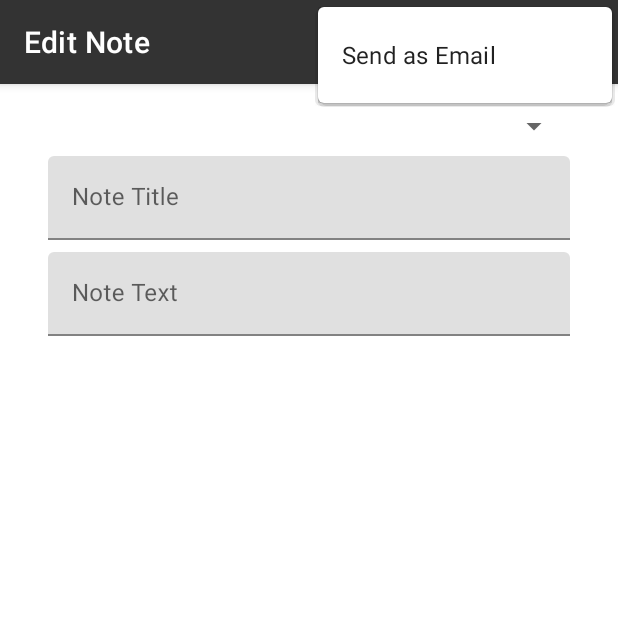
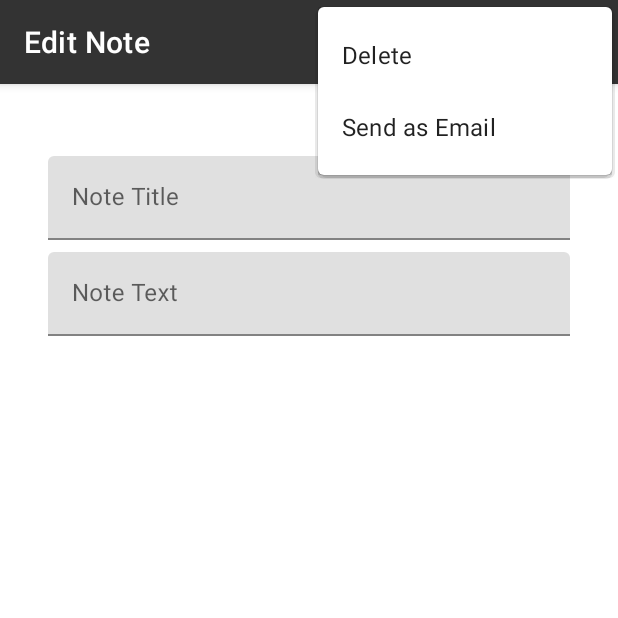
Before and after one commit to Crucialjun/NoteKeeperKotlin, an Android app: the NoteFragment screen opened through its navigation route, with the options menu open, on a phone screen of 412 x 824 dp, the top half of it. Run offline under Robolectric (Android 15) with nearby library versions, the phone set to English and light mode, and no system bars.

```diff
--- a/app/src/main/java/com/example/notekeeperkotlin/NoteFragment.kt
+++ b/app/src/main/java/com/example/notekeeperkotlin/NoteFragment.kt
@@ -3,7 +3,6 @@ package com.example.notekeeperkotlin
 import android.content.ContentValues
 import android.content.Intent
 import android.database.Cursor
-import android.net.Uri
 import android.os.Bundle
 import android.view.*
 import android.widget.SimpleCursorAdapter
@@ -275,6 +274,11 @@ class NoteFragment : Fragment(), LoaderManager.LoaderCallbacks<Cursor> {
                 moveNext()
                 return true
             }
+            R.id.action_delete -> {
+                deleteFromSqDatabase()
+                requireActivity().onBackPressed()
+                return true
+            }
             else -> super.onOptionsItemSelected(item)
         }
     }
@@ -411,13 +415,13 @@ class NoteFragment : Fragment(), LoaderManager.LoaderCallbacks<Cursor> {
     private fun createLoaderCourses(): CursorLoader {
         coursesQueryFinished = false
 
-        val uri = Uri.parse("content://com.example.notekeeperkotlin.provider")
+        val uri = NoteKeeperProviderContract().Courses().CONTENT_URI
+        val courseColumns = arrayOf(
+            NoteKeeperProviderContract().Courses().COLUMN_COURSE_TITLE,
+            NoteKeeperProviderContract().Courses().COLUMN_COURSE_ID,
+            NoteKeeperProviderContract().Courses()._ID,
 
-        val courseColumns = arrayOf(
-            CourseInfoEntry.COLUMN_COURSE_TITLE,
-            CourseInfoEntry.COLUMN_COURSE_ID,
-            CourseInfoEntry._ID
-        )
+            )
 
         return object : CursorLoader(
             requireContext(),
@@ -425,8 +429,10 @@ class NoteFragment : Fragment(), LoaderManager.LoaderCallbacks<Cursor> {
             courseColumns,
             null,
             null,
-            CourseInfoEntry.COLUMN_COURSE_TITLE
-        ) {}
+            NoteKeeperProviderContract().Courses().COLUMN_COURSE_TITLE
+        ) {
+
+        }
 
 
 //        return object : CursorLoader(requireContext()) {
--- a/app/src/main/java/com/example/notekeeperkotlin/NoteKeeperProviderContract.kt
+++ b/app/src/main/java/com/example/notekeeperkotlin/NoteKeeperProviderContract.kt
@@ -3,9 +3,9 @@ package com.example.notekeeperkotlin
 import android.net.Uri
 import android.provider.BaseColumns
 
-object NoteKeeperProviderContract {
-    const val AUTHORITY = "com.example.notekeeperkotlin.provider"
-    val AUTHORITY_URI: Uri = Uri.parse("content://$AUTHORITY")
+class NoteKeeperProviderContract {
+    val authority: String = "com.example.notekeeperkotlin.provider"
+    val authorityUri: Uri = Uri.parse("content://$authority")
 
     interface CourseColumns {
 
@@ -26,7 +26,7 @@ object NoteKeeperProviderContract {
 
     }
 
-    interface Columns_Course_Id {
+    interface CoursesIdColumns {
 
         companion object {
             const val COLUMN_COURSE_ID = "course_id"
@@ -36,22 +36,28 @@ object NoteKeeperProviderContract {
 
     }
 
-    object Courses : CourseColumns, BaseColumns, Columns_Course_Id {
-        const val PATH = "courses"
+    inner class Courses : CourseColumns, BaseColumns, CoursesIdColumns {
+        val PATH = "courses"
 
         //content://com.example.notekeeperkotlin.provider/course
-        val CONTENT_URI = Uri.withAppendedPath(AUTHORITY_URI, PATH)
+        val CONTENT_URI: Uri = Uri.withAppendedPath(authorityUri, PATH)
+        val COLUMN_COURSE_TITLE = CourseColumns.COLUMN_COURSE_TITLE
+        val COLUMN_COURSE_ID = CoursesIdColumns.COLUMN_COURSE_ID
+        val _ID = BaseColumns._ID
     }
 
-    object Notes : NoteColumns, BaseColumns, Columns_Course_Id, CourseColumns {
-        const val PATH = "notes"
+    inner class Notes : NoteColumns, BaseColumns, CoursesIdColumns, CourseColumns {
+        val PATH = "notes"
 
-        //content://com.example.notekeeperkotlin.provider/course
-        val CONTENT_URI = Uri.withAppendedPath(AUTHORITY_URI, PATH)
-        const val COLUMN_COURSE_TITLE = CourseColumns.COLUMN_COURSE_TITLE
-        const val COLUMN_NOTE_TITLE = NoteColumns.COLUMN_NOTE_TITLE
-        const val PATH_EXPANDED = "notes_expanded"
-        val CONTENT_EXPANDED_URI = Uri.withAppendedPath(AUTHORITY_URI, PATH_EXPANDED)
+        //content://com.example.notekeeperkotlin.provider/notes
+        val CONTENT_URI = Uri.withAppendedPath(authorityUri, PATH)
+        val COLUMN_COURSE_TITLE = CourseColumns.COLUMN_COURSE_TITLE
+        val COLUMN_NOTE_TITLE = NoteColumns.COLUMN_NOTE_TITLE
+        val COLUMN_NOTE_TEXT = NoteColumns.COLUMN_NOTE_TEXT
+        val PATH_EXPANDED = "notes_expanded"
+        val CONTENT_EXPANDED_URI: Uri = Uri.withAppendedPath(authorityUri, PATH_EXPANDED)
+        val _ID = BaseColumns._ID
+        val COLUMN_COURSE_ID = CoursesIdColumns.COLUMN_COURSE_ID
     }
 
 
--- a/app/src/main/java/com/example/notekeeperkotlin/NoteListFragment.kt
+++ b/app/src/main/java/com/example/notekeeperkotlin/NoteListFragment.kt
@@ -10,8 +10,6 @@ import androidx.loader.content.Loader
 import androidx.navigation.findNavController
 import androidx.recyclerview.widget.LinearLayoutManager
 import androidx.recyclerview.widget.RecyclerView
-import com.example.notekeeperkotlin.NoteKeeperDatabaseContract.NoteInfoEntry
-import com.example.notekeeperkotlin.NoteKeeperProviderContract.Notes
 import com.google.android.material.floatingactionbutton.FloatingActionButton
 
 /**
@@ -100,24 +98,30 @@ class NoteListFragment : Fragment(), LoaderManager.LoaderCallbacks<Cursor> {
             //val db = dbOpenHelper.readableDatabase
 
             val noteColumns = arrayOf(
-                Notes.COLUMN_NOTE_TITLE,
-                NoteInfoEntry.getQName(NoteInfoEntry._ID),
-                Notes.COLUMN_COURSE_TITLE
+                NoteKeeperProviderContract().Notes()._ID,
+                NoteKeeperProviderContract().Notes().COLUMN_NOTE_TITLE,
+                NoteKeeperProviderContract().Notes().COLUMN_COURSE_TITLE
+
             )
 
 
-            val noteOrderBy = (Notes.COLUMN_COURSE_TITLE
-                    + "," + Notes.COLUMN_NOTE_TITLE)
+            val notesOrderBy =
+                NoteKeeperProviderContract().Courses().COLUMN_COURSE_TITLE +
+                        ",${NoteKeeperProviderContract().Notes().COLUMN_NOTE_TITLE}"
 
 
 
             loader = CursorLoader(
                 requireContext(),
-                Notes.CONTENT_EXPANDED_URI, noteColumns, null, null, noteOrderBy
+                NoteKeeperProviderContract().Notes().CONTENT_EXPANDED_URI,
+                noteColumns,
+                null,
+                null,
+                notesOrderBy
             )
         }
 
-        return loader!!
+        return loader as CursorLoader
     }
 
     override fun onLoadFinished(loader: Loader<Cursor>, data: Cursor?) {
--- a/app/src/main/java/com/example/notekeeperkotlin/NoteRecyclerAdapter.kt
+++ b/app/src/main/java/com/example/notekeeperkotlin/NoteRecyclerAdapter.kt
@@ -69,6 +69,7 @@ class NoteRecyclerAdapter(context: Context, private var cursor: Cursor?) :
     }
 
     override fun onBindViewHolder(holder: ViewHolder, position: Int) {
+        cursor!!.moveToFirst()
         cursor!!.moveToPosition(position)
         val course = cursor!!.getString(coursePos)
         val noteTitle = cursor!!.getString(noteTitlePos)
--- a/app/src/main/res/menu/menu_note.xml
+++ b/app/src/main/res/menu/menu_note.xml
@@ -17,4 +17,9 @@
         android:icon="@android:drawable/ic_media_next"
         android:title="@string/next"
         app:showAsAction="ifRoom|withText" />
+    <item
+        android:id="@+id/action_delete"
+        android:icon="@android:drawable/ic_delete"
+        android:title="Delete"
+        app:showAsAction="ifRoom|withText" />
 </menu>
```
Also changed, not shown: app/src/main/java/com/example/notekeeperkotlin/NoteKeeperProvider.kt (+22 -8 lines), app/src/main/res/drawable/ic_delete.xml (added, +15 -0 lines).
